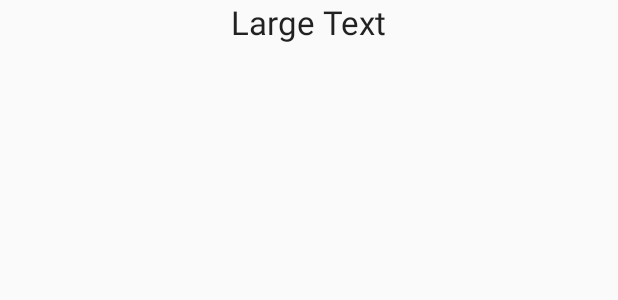
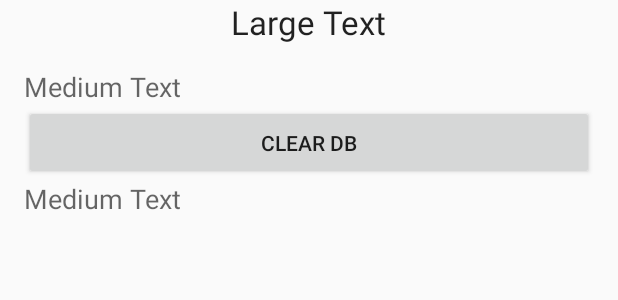
Before and after one commit to Aman-B/gtone, an Android app: the layout user_setting.xml on its own in the app's theme, with its tools: preview values and no code run, on a phone screen of 412 x 824 dp. Shown: the top 300 px of the screen. Run offline under Robolectric (Android 15) with nearby library versions, the phone set to English and light mode, and no system bars.

Commit message:
Now the location is getting saved.
Three things done:
1. Got user's location.
2. Created db to save selected place.
3. Trying to look for match between current location and the location
stored in db.

```diff
--- a/app/src/main/AndroidManifest.xml
+++ b/app/src/main/AndroidManifest.xml
@@ -15,7 +15,7 @@
     <uses-permission android:name="com.google.android.providers.gsf.permission.READ_GSERVICES" />
     <uses-permission android:name="android.permission.ACCESS_FINE_LOCATION" />
     <uses-permission android:name="android.permission.ACCESS_COARSE_LOCATION" />
-    <!--<uses-permission android:name="android.permission.INTERNET" />-->
+    <uses-permission android:name="android.permission.INTERNET" />
     <!--<uses-permission android:name="android.permission.ACCESS_NETWORK_S  TATE" />-->
     <!--<uses-permission android:name="android.permission.WRITE_EXTERNAL_STORAGE" />-->
     <!--
--- a/app/src/main/res/layout/user_setting.xml
+++ b/app/src/main/res/layout/user_setting.xml
@@ -11,4 +11,44 @@
         android:text="Large Text"
         android:id="@+id/selection"
         android:layout_gravity="center_horizontal" />
+
+    <ScrollView
+        android:layout_width="match_parent"
+        android:layout_height="476dp"
+        android:id="@+id/scrollView" >
+
+        <LinearLayout
+            android:layout_width="match_parent"
+            android:layout_height="match_parent"
+            android:orientation="vertical"
+            android:paddingBottom="@dimen/vertical_page_margin"
+            android:paddingLeft="@dimen/horizontal_page_margin"
+            android:paddingRight="@dimen/horizontal_page_margin"
+            android:paddingTop="@dimen/vertical_page_margin"
+            android:weightSum="1">
+        <TextView
+            android:layout_width="wrap_content"
+            android:layout_height="wrap_content"
+            android:textAppearance="?android:attr/textAppearanceMedium"
+            android:text="Medium Text"
+            android:id="@+id/gotdata" />
+
+        <Button
+            android:layout_width="match_parent"
+            android:layout_height="50dp"
+            android:text="Clear db"
+            android:layout_gravity="bottom"
+            android:id="@+id/clear_db" />
+
+            <TextView
+                android:layout_width="wrap_content"
+                android:layout_height="wrap_content"
+                android:textAppearance="?android:attr/textAppearanceMedium"
+                android:text="Medium Text"
+                android:id="@+id/match" />
+
+        </LinearLayout>
+    </ScrollView>
+
+
 </LinearLayout>
```
Also changed, not shown: app/src/main/java/com/bewtechnologies/gtone/LocationContract.java (added, +48 -0 lines), app/src/main/java/com/bewtechnologies/gtone/LocationDBHelper.java (added, +43 -0 lines), app/src/main/java/com/bewtechnologies/gtone/MainActivity.java (+116 -7 lines), app/src/main/java/com/bewtechnologies/gtone/ShowLocationActivity.java (added, +113 -0 lines), app/src/main/java/com/bewtechnologies/gtone/usersetting.java (+46 -1 lines).
